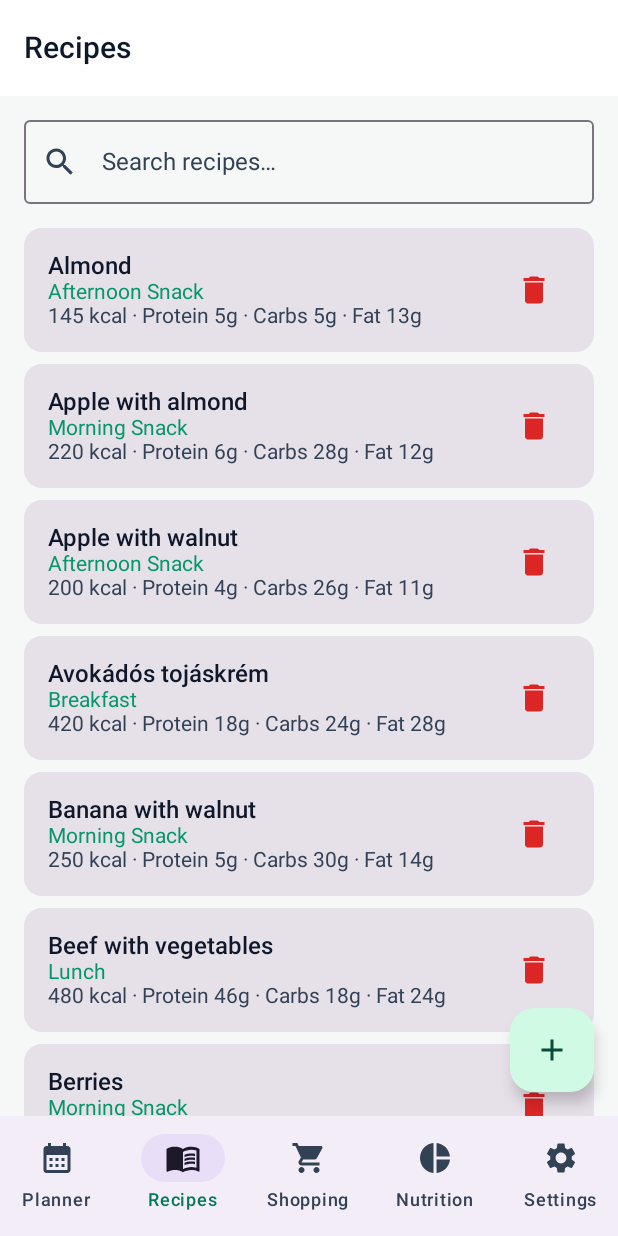
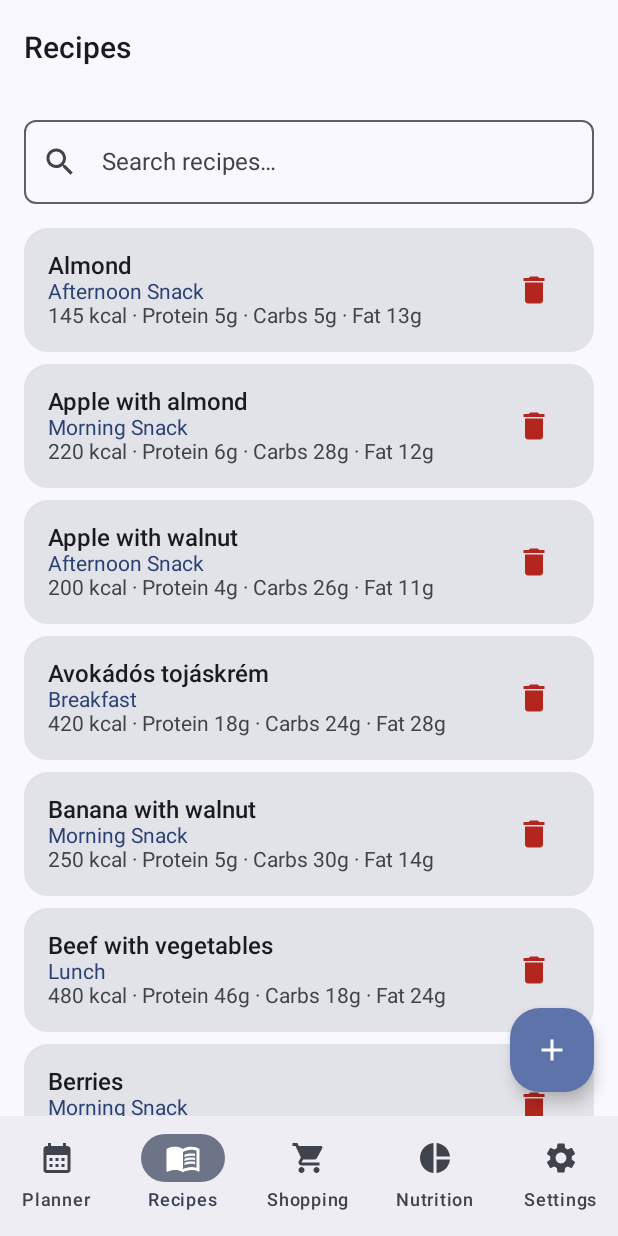
Before and after one commit to laci141/NutriPlan-, an Android app built with Jetpack Compose: the screen it shows after launch (MainActivity), item 2 of the bottom bar chosen, on a phone screen of 412 x 824 dp. Run offline under Robolectric (Android 15) with nearby library versions, the phone set to English and light mode, and no system bars; our stand-ins replace Dagger/Hilt's generated code, Room's generated code, Timber.

Commit message:
Harden release build and modernize UI/UX
Security/build:
- Enable R8 minify + resource shrinking for release
- Strip SourceFile/LineNumberTable, repackage and obfuscate via ProGuard
- Exclude app-metadata.properties and other metadata leaks from the package
- Sign release with debug key so it is directly installable

UI/UX (Material 3):
- Dynamic color on Android 12+, rounded shape system (12-28dp)
- Refined non-pure-black dark palette with proper contrast
- Screen transition animations and lazy list item animations

CI now builds and publishes the hardened release APK.

```diff
--- a/app/src/main/java/com/nutriplan/app/presentation/NutriPlanApp.kt
+++ b/app/src/main/java/com/nutriplan/app/presentation/NutriPlanApp.kt
@@ -1,5 +1,10 @@
 package com.nutriplan.app.presentation
 
+import androidx.compose.animation.core.tween
+import androidx.compose.animation.fadeIn
+import androidx.compose.animation.fadeOut
+import androidx.compose.animation.slideInHorizontally
+import androidx.compose.animation.slideOutHorizontally
 import androidx.compose.foundation.layout.padding
 import androidx.compose.material3.Icon
 import androidx.compose.material3.NavigationBar
@@ -61,10 +66,24 @@ fun NutriPlanApp() {
             }
         }
     ) { innerPadding ->
+        // Finom, natív képernyőváltó animációk (csúszás + áttűnés)
+        val animDuration = 300
         NavHost(
             navController = navController,
             startDestination = Routes.PLANNER,
-            modifier = Modifier.padding(innerPadding)
+            modifier = Modifier.padding(innerPadding),
+            enterTransition = {
+                slideInHorizontally(tween(animDuration)) { it / 6 } + fadeIn(tween(animDuration))
+            },
+            exitTransition = {
+                fadeOut(tween(animDuration))
+            },
+            popEnterTransition = {
+                slideInHorizontally(tween(animDuration)) { -it / 6 } + fadeIn(tween(animDuration))
+            },
+            popExitTransition = {
+                slideOutHorizontally(tween(animDuration)) { it / 6 } + fadeOut(tween(animDuration))
+            }
         ) {
             composable(Routes.PLANNER) { PlannerScreen() }
 
--- a/app/src/main/java/com/nutriplan/app/presentation/recipe/RecipeListScreen.kt
+++ b/app/src/main/java/com/nutriplan/app/presentation/recipe/RecipeListScreen.kt
@@ -87,7 +87,9 @@ fun RecipeListScreen(
                         RecipeCard(
                             recipe = recipe,
                             onClick = { onEditRecipe(recipe.id) },
-                            onDelete = { recipeToDelete = recipe }
+                            onDelete = { recipeToDelete = recipe },
+                            // A lista elemeinek finom be-/átrendeződő animációja
+                            modifier = Modifier.animateItem()
                         )
                     }
                 }
@@ -113,10 +115,11 @@ fun RecipeListScreen(
 private fun RecipeCard(
     recipe: Recipe,
     onClick: () -> Unit,
-    onDelete: () -> Unit
+    onDelete: () -> Unit,
+    modifier: Modifier = Modifier
 ) {
     Card(
-        modifier = Modifier.fillMaxWidth(),
+        modifier = modifier.fillMaxWidth(),
         onClick = onClick
     ) {
         Row(
--- a/app/src/main/java/com/nutriplan/app/presentation/theme/Color.kt
+++ b/app/src/main/java/com/nutriplan/app/presentation/theme/Color.kt
@@ -33,3 +33,5 @@ val Color0F172A = Color(0xFF0F172A)
 val Color334155 = Color(0xFF334155)
 val ColorF1F5F9 = Color(0xFFF1F5F9)
 val ColorCBD5E1 = Color(0xFFCBD5E1)
+val Color94A3B8 = Color(0xFF94A3B8)
+val Color64748B = Color(0xFF64748B)
--- /dev/null
+++ b/app/src/main/java/com/nutriplan/app/presentation/theme/Shape.kt
@@ -0,0 +1,21 @@
+package com.nutriplan.app.presentation.theme
+
+import androidx.compose.foundation.shape.RoundedCornerShape
+import androidx.compose.material3.Shapes
+import androidx.compose.ui.unit.dp
+
+/**
+ * Az alkalmazás lekerekített forma-rendszere (Material 3).
+ * A kártyák és gombok bőségesen lekerekítettek (12–24 dp) a modern, lágy megjelenésért.
+ */
+val NutriPlanShapes = Shapes(
+    // Kis elemek (chipek, kis gombok)
+    extraSmall = RoundedCornerShape(8.dp),
+    small = RoundedCornerShape(12.dp),
+    // Alapértelmezett gombok és beviteli mezők
+    medium = RoundedCornerShape(16.dp),
+    // Kártyák, lapok
+    large = RoundedCornerShape(20.dp),
+    // Kiemelt felületek, alsó lapok
+    extraLarge = RoundedCornerShape(28.dp)
+)
--- a/app/src/main/java/com/nutriplan/app/presentation/theme/Theme.kt
+++ b/app/src/main/java/com/nutriplan/app/presentation/theme/Theme.kt
@@ -1,16 +1,22 @@
 package com.nutriplan.app.presentation.theme
 
+import android.os.Build
 import androidx.compose.foundation.isSystemInDarkTheme
 import androidx.compose.material3.MaterialTheme
 import androidx.compose.material3.darkColorScheme
+import androidx.compose.material3.dynamicDarkColorScheme
+import androidx.compose.material3.dynamicLightColorScheme
 import androidx.compose.material3.lightColorScheme
 import androidx.compose.runtime.Composable
+import androidx.compose.ui.platform.LocalContext
 import com.nutriplan.app.domain.model.ThemeMode
 
 /**
- * A NutriPlan Material 3 témája világos és sötét változattal.
+ * A NutriPlan Material 3 témája világos és sötét változattal,
+ * valamint Android 12+ esetén dinamikus (rendszer háttérképből származó) színekkel.
  */
 
+// Világos téma – márka-zöld alapokon, lágy felületekkel
 private val LightColors = lightColorScheme(
     primary = GreenPrimary,
     onPrimary = LightSurface,
@@ -18,16 +24,19 @@ private val LightColors = lightColorScheme(
     onPrimaryContainer = OnGreenContainer,
     secondary = GreenPrimaryDark,
     onSecondary = LightSurface,
+    tertiary = AmberAccent,
     background = LightBackground,
     onBackground = Color0F172A,
     surface = LightSurface,
     onSurface = Color0F172A,
     surfaceVariant = LightSurfaceVariant,
     onSurfaceVariant = Color334155,
+    outline = Color94A3B8,
     error = ErrorRed,
     onError = LightSurface
 )
 
+// Sötét téma – mélykék/szürke tónusok (NEM tiszta fekete), kellő kontraszttal
 private val DarkColors = darkColorScheme(
     primary = GreenPrimaryLight,
     onPrimary = DarkBackground,
@@ -35,36 +44,51 @@ private val DarkColors = darkColorScheme(
     onPrimaryContainer = OnDarkGreenContainer,
     secondary = GreenPrimary,
     onSecondary = LightSurface,
+    tertiary = AmberAccent,
     background = DarkBackground,
     onBackground = ColorF1F5F9,
     surface = DarkSurface,
     onSurface = ColorF1F5F9,
     surfaceVariant = DarkSurfaceVariant,
     onSurfaceVariant = ColorCBD5E1,
+    outline = Color64748B,
     error = ErrorRed,
     onError = LightSurface
 )
 
 /**
- * A téma komponens, amely a kiválasztott mód szerint dönt világos/sötét között.
+ * A téma komponens.
+ *
+ * @param themeMode a felhasználó által választott mód (világos/sötét/rendszer)
+ * @param dynamicColor Android 12+ esetén a rendszerszintű dinamikus színek használata
  */
 @Composable
 fun NutriPlanTheme(
     themeMode: ThemeMode = ThemeMode.SYSTEM,
+    dynamicColor: Boolean = true,
     content: @Composable () -> Unit
 ) {
-    // A "rendszer" mód esetén az operációs rendszer beállítását követjük
+    // A "rendszer" mód az operációs rendszer beállítását követi
     val darkTheme = when (themeMode) {
         ThemeMode.LIGHT -> false
         ThemeMode.DARK -> true
         ThemeMode.SYSTEM -> isSystemInDarkTheme()
     }
 
-    val colors = if (darkTheme) DarkColors else LightColors
+    val context = LocalContext.current
+    val colors = when {
+        // Android 12 (API 31) felett a rendszer háttérképből generált színek
+        dynamicColor && Build.VERSION.SDK_INT >= Build.VERSION_CODES.S -> {
+            if (darkTheme) dynamicDarkColorScheme(context) else dynamicLightColorScheme(context)
+        }
+        darkTheme -> DarkColors
+        else -> LightColors
+    }
 
     MaterialTheme(
         colorScheme = colors,
         typography = NutriPlanTypography,
+        shapes = NutriPlanShapes,
         content = content
     )
 }
```
Also changed, not shown: app/build.gradle.kts (+22 -2 lines), app/src/main/java/com/nutriplan/app/presentation/shopping/ShoppingScreen.kt (+6 -3 lines), 2 other files.
